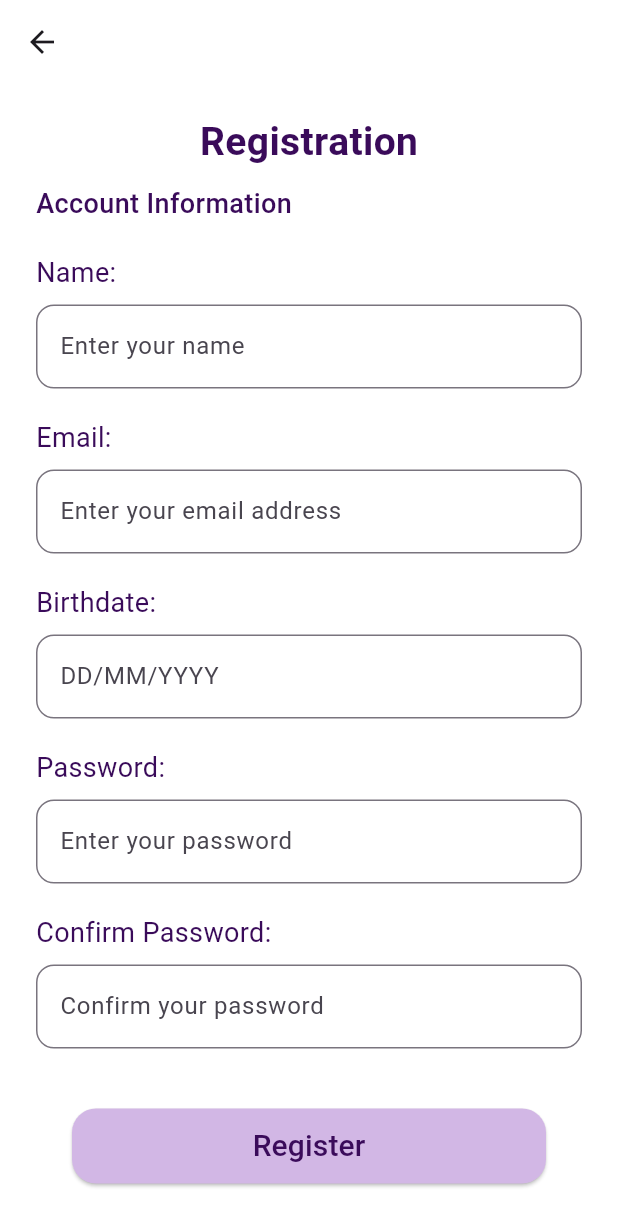
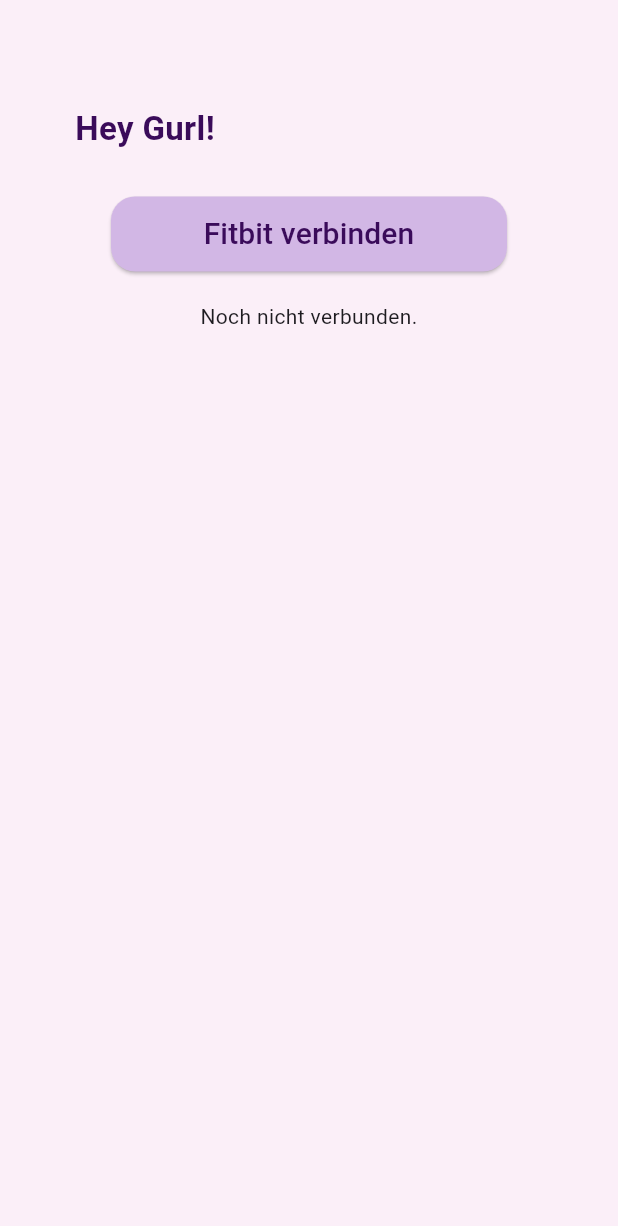
Before and after one commit to d4xika/freya, a Flutter app: the RegisterScreen screen opened directly, after a tap on "Register", on a phone screen of 412 x 824 dp. Shown: the top 1226 px of the screen. Run offline on Flutter 3.47's test engine with Material 3 defaults, Android fonts, the phone set to English and light mode, and no system bars; our stand-ins replace table_calendar; missing offline and left inert: fhir_r5, fitbitter.

Commit message:
Fitbit Connection implemented

```diff
--- a/lib/main.dart
+++ b/lib/main.dart
@@ -19,7 +19,7 @@
       title: 'FREYA',
       theme: ThemeData(
         primaryColor: const Color(0xFFD2B7E5),
-        scaffoldBackgroundColor: Colors.white,
+        scaffoldBackgroundColor: const Color.fromARGB(255, 251, 239, 248),
       ),
       home: const StartScreen(),
     );
--- a/lib/screens/home_screen.dart
+++ b/lib/screens/home_screen.dart
@@ -0,0 +1,34 @@
+import 'package:flutter/material.dart';
+import '../widgets/fitbit_auth_button.dart';
+import '../constants/styles.dart';
+
+class HomeScreen extends StatefulWidget {
+  const HomeScreen({super.key});
+
+  @override
+  State<HomeScreen> createState() => _HomeScreenState();
+}
+
+class _HomeScreenState extends State<HomeScreen> {
+  @override
+  Widget build(BuildContext context) {
+    return Scaffold(
+      body: Padding(
+        padding: const EdgeInsets.symmetric(horizontal: 50),
+        child: Column(
+          crossAxisAlignment: CrossAxisAlignment.start,
+          children: [
+            SizedBox(height: 70),
+            Text(
+              'Hey Gurl!',
+              style: AppTextStyles.appBarTitle,
+            ),
+            SizedBox(height: 30),
+            FitbitAuthButton(),
+            SizedBox(height: 30),
+          ],
+        ),
+      ),
+    );
+  }
+}
--- a/lib/screens/login_screen.dart
+++ b/lib/screens/login_screen.dart
@@ -2,6 +2,7 @@
 import '/constants/colors.dart';
 import '/widgets/big_button.dart';
 import '/widgets/input_field.dart';
+import 'home_screen.dart';
 
 class LoginScreen extends StatefulWidget {
   const LoginScreen({super.key});
@@ -60,6 +61,10 @@
             BigButton(
               text: 'Login',
               onPressed: () {
+                Navigator.push(
+                  context,
+                  MaterialPageRoute(builder: (context) => HomeScreen()),
+                );
               },
             ),
           ],
--- a/lib/screens/register_screen.dart
+++ b/lib/screens/register_screen.dart
@@ -2,6 +2,8 @@
 import '/constants/colors.dart';
 import '/widgets/big_button.dart';
 import '/widgets/input_field.dart';
+import 'home_screen.dart';
+
 class RegisterScreen extends StatefulWidget {
   const RegisterScreen({super.key});
 
@@ -94,6 +96,10 @@
               BigButton(
                 text: 'Register',
                 onPressed: () {
+                  Navigator.push(
+                    context,
+                    MaterialPageRoute(builder: (context) => HomeScreen()),
+                  );
                 },
               ),
 
--- /dev/null
+++ b/lib/widgets/fitbit_auth_button.dart
@@ -0,0 +1,57 @@
+import 'package:flutter/material.dart';
+import 'package:provider/provider.dart';
+import '../services/fitbit_service.dart';
+import 'big_button.dart';
+
+class FitbitAuthButton extends StatelessWidget {
+  const FitbitAuthButton({super.key});
+
+  @override
+  Widget build(BuildContext context) {
+    return ChangeNotifierProvider(
+      create: (context) => FitbitService(),
+
+      child: Consumer<FitbitService>(
+        builder: (context, fitbitService, child) {
+
+          return Column(
+            children: [
+              BigButton(
+                text: fitbitService.isLoading
+                    ? 'Verbinde...'
+                    : 'Fitbit verbinden',
+
+                onPressed: fitbitService.isLoading
+                    ? null
+                    : () {
+                        fitbitService.authorizeAndFetch();
+                      },
+              ),
+
+              const SizedBox(height: 20),
+
+              if (fitbitService.isLoading)
+                const CircularProgressIndicator()
+              else
+                Column(
+                  children: [
+                    Text(
+                      fitbitService.logMessage,
+                      textAlign: TextAlign.center,
+                      style: Theme.of(context).textTheme.bodyMedium,
+                    ),
+                    const SizedBox(height: 8),
+                    if (fitbitService.steps != '...' && fitbitService.steps != 'Fehler')
+                      Text(
+                        'Schritte heute: ${fitbitService.steps}',
+                        style: Theme.of(context).textTheme.headlineSmall,
+                      ),
+                  ],
+                ),
+            ],
+          );
+        },
+      ),
+    );
+  }
+}
--- a/pubspec.yaml
+++ b/pubspec.yaml
@@ -13,6 +13,9 @@
   fhir_r5: ^0.4.0
   intl: ^0.20.2
   table_calendar: ^3.2.0
+  flutter_secure_storage: ^9.0.0
+  fitbitter: ^2.0.6
+  provider: ^6.1.2
 
 dev_dependencies:
   flutter_test:
```
Also changed, not shown: lib/services/fitbit_service.dart (added, +74 -0 lines), pubspec.lock, 8 other files.
